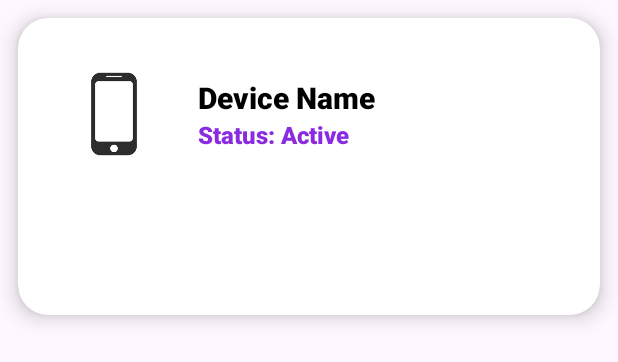
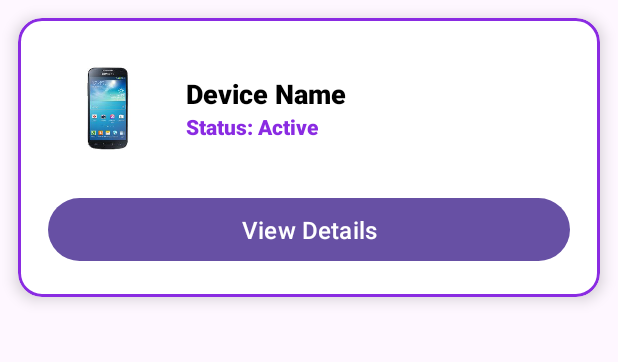
Before and after one commit to viswa0274/Mobile-Tracking-App, an Android app: the layout device_item.xml on its own in the app's theme, with its tools: preview values and no code run, on a phone screen of 412 x 824 dp. Shown: the top 362 px of the screen. Run offline under Robolectric (Android 15) with nearby library versions, the phone set to English and light mode, and no system bars.

Commit message:
Initial Commit

```diff
--- a/app/src/main/res/layout/activity_device_details.xml
+++ b/app/src/main/res/layout/activity_device_details.xml
@@ -216,12 +216,14 @@
             android:layout_height="wrap_content"
             android:layout_marginTop="16dp"
             android:orientation="vertical"
+
             android:gravity="center_horizontal">
 
             <!-- First Row -->
             <LinearLayout
                 android:layout_width="match_parent"
                 android:layout_height="wrap_content"
+
                 android:orientation="horizontal">
 
                 <LinearLayout
@@ -245,6 +247,7 @@
                         android:id="@+id/trackLocationButton"
                         android:layout_width="wrap_content"
                         android:layout_height="wrap_content"
+
                         android:text="Track Location"
                         android:textSize="14sp"
                         android:textStyle="bold"
@@ -256,6 +259,7 @@
                     android:layout_weight="1"
                     android:layout_height="100dp"
                     android:orientation="vertical"
+
                     android:gravity="center"
                     android:id="@+id/triggerAlarmLayout"
                     android:background="@drawable/rounded_button_bg"
--- a/app/src/main/res/layout/device_item.xml
+++ b/app/src/main/res/layout/device_item.xml
@@ -1,19 +1,21 @@
 <?xml version="1.0" encoding="utf-8"?>
-<androidx.cardview.widget.CardView
+<com.google.android.material.card.MaterialCardView
     xmlns:android="http://schemas.android.com/apk/res/android"
     xmlns:app="http://schemas.android.com/apk/res-auto"
     android:layout_width="match_parent"
     android:layout_height="wrap_content"
     android:layout_margin="12dp"
-    app:cardCornerRadius="20dp"
-    app:cardElevation="8dp"
-    app:cardBackgroundColor="@android:color/white">
+    app:cardCornerRadius="16dp"
+    app:cardElevation="6dp"
+    app:strokeColor="#8A2BE2"
+    app:strokeWidth="2dp"
+    app:cardBackgroundColor="@color/white">
 
     <LinearLayout
         android:layout_width="match_parent"
         android:layout_height="wrap_content"
         android:orientation="vertical"
-        android:padding="24dp"
+        android:padding="20dp"
         android:gravity="center_vertical">
 
         <!-- Device Image and Name Row -->
@@ -23,24 +25,28 @@
             android:orientation="horizontal"
             android:gravity="center_vertical">
 
-            <!-- Device Image -->
-            <ImageView
-                android:id="@+id/deviceImage"
+            <!-- Device Image with Rounded Background -->
+            <FrameLayout
                 android:layout_width="80dp"
-                android:layout_height="80dp"
-                android:layout_marginEnd="16dp"
+                android:layout_height="80dp">
 
-                android:padding="10dp"
-                android:scaleType="centerInside"
-                android:src="@drawable/smartphone"
-                android:contentDescription="Device Image" />
+                <ImageView
+                    android:id="@+id/deviceImage"
+                    android:layout_width="match_parent"
+                    android:layout_height="match_parent"
+                    android:padding="10dp"
+                    android:scaleType="centerInside"
+                    android:src="@drawable/smartphone"
+                    android:contentDescription="Device Image" />
+            </FrameLayout>
 
             <!-- Device Info -->
             <LinearLayout
                 android:layout_width="0dp"
                 android:layout_height="wrap_content"
                 android:layout_weight="1"
-                android:orientation="vertical">
+                android:orientation="vertical"
+                android:paddingStart="12dp">
 
                 <!-- Device Name -->
                 <TextView
@@ -48,7 +54,7 @@
                     android:layout_width="wrap_content"
                     android:layout_height="wrap_content"
                     android:text="Device Name"
-                    android:textSize="20sp"
+                    android:textSize="18sp"
                     android:textStyle="bold"
                     android:textColor="@android:color/black"
                     android:fontFamily="sans-serif-medium" />
@@ -59,10 +65,10 @@
                     android:layout_width="wrap_content"
                     android:layout_height="wrap_content"
                     android:text="Status: Active"
-                    android:textSize="16sp"
+                    android:textSize="14sp"
                     android:textStyle="bold"
                     android:textColor="#8A2BE2"
-                android:fontFamily="sans-serif-medium" />
+                    android:fontFamily="sans-serif-medium" />
             </LinearLayout>
         </LinearLayout>
 
@@ -71,9 +77,7 @@
             android:id="@+id/viewButton"
             android:layout_width="match_parent"
             android:layout_height="50dp"
-            android:layout_marginTop="20dp"
-            android:backgroundTint="#8A2BE2"
-            android:fontFamily="sans-serif-medium"
+            android:layout_marginTop="16dp"
             android:text="View Details"
             android:textAllCaps="false"
             android:textColor="@android:color/white"
@@ -81,6 +85,6 @@
             android:drawablePadding="8dp"
             android:elevation="6dp"
             android:gravity="center"
-            android:background="?attr/selectableItemBackground" />
+             />
     </LinearLayout>
-</androidx.cardview.widget.CardView>
+</com.google.android.material.card.MaterialCardView>
--- a/app/src/main/res/values/colors.xml
+++ b/app/src/main/res/values/colors.xml
@@ -8,6 +8,8 @@
     <color name="colorAccent">#FF4081</color> <!-- Bright Pink/Coral -->
     <color name="navy">#000080</color>
     <color name="Colors">#FF6200EE</color> <!-- A vibrant purple shade for buttons -->
+
+
 
     <color name="buttonColor">#FF6F00</color>
     <color name="lightBackground">#F5F5F5</color>  <!-- Light Background -->
```
Also changed, not shown: app/src/main/java/com/example/tracking/DashboardActivity.kt (+7 -4 lines), app/src/main/res/color/purple_500.xml (deleted, +0 -8 lines), app/src/main/res/drawable/smartphone.png.
